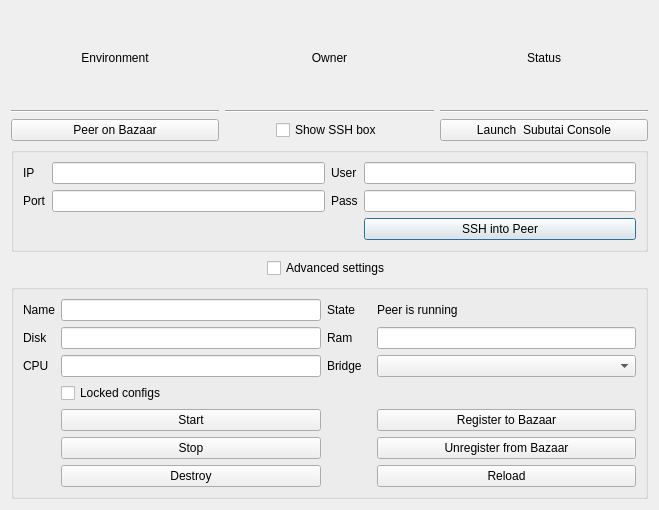
This is hub/forms/DlgPeer.ui in subutai-io/control-center as Qt 5 draws it before an edit. The edited form follows.
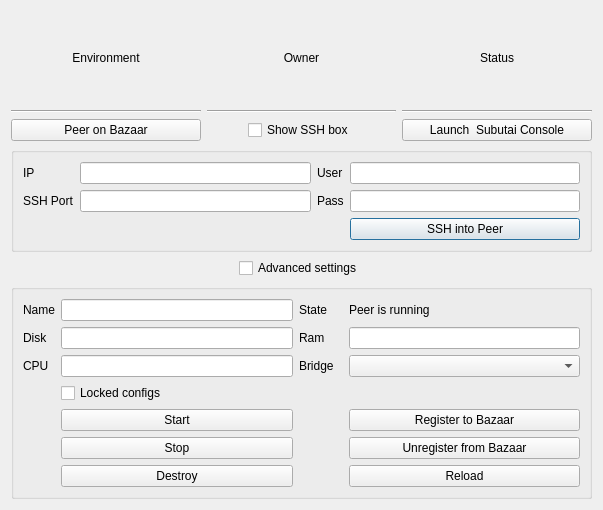
This is the edited form.

```diff
--- a/hub/forms/DlgPeer.ui
+++ b/hub/forms/DlgPeer.ui
@@ -6,7 +6,7 @@
    <rect>
     <x>0</x>
     <y>0</y>
-    <width>659</width>
+    <width>603</width>
     <height>510</height>
    </rect>
   </property>
@@ -32,7 +32,7 @@
       <item row="1" column="0">
        <widget class="QLabel" name="label_2">
         <property name="text">
-         <string>Port</string>
+         <string>SSH Port</string>
         </property>
        </widget>
       </item>
```
